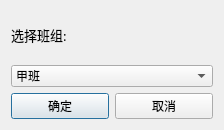
The window that UI_SetTeam.ui (FSPengchen/Steel_FixdLengthSystem) describes before a commit, drawn with Qt 5.
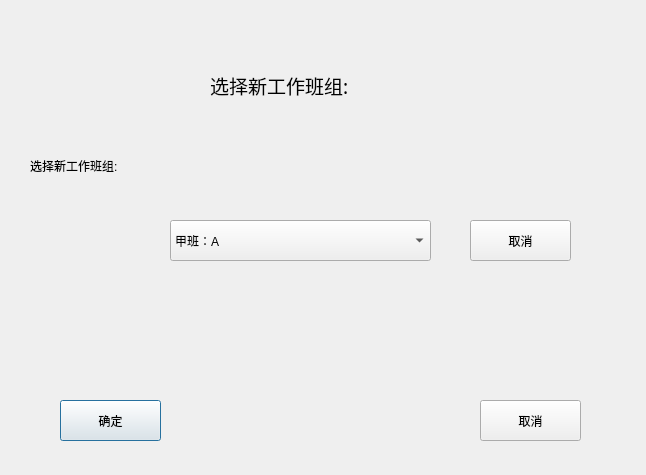
The same window after the commit.

The edit to the form file:
```diff
--- a/UI_SetTeam.ui
+++ b/UI_SetTeam.ui
@@ -6,74 +6,114 @@
    <rect>
     <x>0</x>
     <y>0</y>
-    <width>224</width>
-    <height>130</height>
+    <width>646</width>
+    <height>475</height>
    </rect>
   </property>
   <property name="windowTitle">
    <string>改变班次</string>
   </property>
-  <layout class="QGridLayout" name="gridLayout_2">
-   <item row="0" column="0">
-    <layout class="QGridLayout" name="gridLayout">
-     <item row="0" column="0">
-      <widget class="QLabel" name="label_2">
-       <property name="font">
-        <font>
-         <family>微软雅黑</family>
-         <pointsize>10</pointsize>
-        </font>
-       </property>
-       <property name="text">
-        <string>选择班组:</string>
-       </property>
-      </widget>
-     </item>
-     <item row="1" column="0">
-      <widget class="QComboBox" name="Cbb_SetTeam">
-       <item>
-        <property name="text">
-         <string>甲班</string>
-        </property>
-       </item>
-       <item>
-        <property name="text">
-         <string>乙班</string>
-        </property>
-       </item>
-       <item>
-        <property name="text">
-         <string>丙班</string>
-        </property>
-       </item>
-       <item>
-        <property name="text">
-         <string>丁班</string>
-        </property>
-       </item>
-      </widget>
-     </item>
-     <item row="2" column="0">
-      <layout class="QHBoxLayout" name="horizontalLayout">
-       <item>
-        <widget class="QPushButton" name="Btn_TeamYes">
-         <property name="text">
-          <string>确定</string>
-         </property>
-        </widget>
-       </item>
-       <item>
-        <widget class="QPushButton" name="Btn_TeamNo">
-         <property name="text">
-          <string>取消</string>
-         </property>
-        </widget>
-       </item>
-      </layout>
-     </item>
-    </layout>
+  <widget class="QComboBox" name="Cbb_SetTeam">
+   <property name="geometry">
+    <rect>
+     <x>170</x>
+     <y>220</y>
+     <width>261</width>
+     <height>41</height>
+    </rect>
+   </property>
+   <item>
+    <property name="text">
+     <string>甲班：A</string>
+    </property>
    </item>
-  </layout>
+   <item>
+    <property name="text">
+     <string>乙班：B</string>
+    </property>
+   </item>
+   <item>
+    <property name="text">
+     <string>丙班：C</string>
+    </property>
+   </item>
+   <item>
+    <property name="text">
+     <string>丁班：D</string>
+    </property>
+   </item>
+  </widget>
+  <widget class="QLabel" name="label">
+   <property name="geometry">
+    <rect>
+     <x>30</x>
+     <y>150</y>
+     <width>141</width>
+     <height>31</height>
+    </rect>
+   </property>
+   <property name="text">
+    <string>选择新工作班组:</string>
+   </property>
+  </widget>
+  <widget class="QPushButton" name="Btn_TeamYes">
+   <property name="geometry">
+    <rect>
+     <x>60</x>
+     <y>400</y>
+     <width>101</width>
+     <height>41</height>
+    </rect>
+   </property>
+   <property name="text">
+    <string>确定</string>
+   </property>
+  </widget>
+  <widget class="QPushButton" name="Btn_TeamNo">
+   <property name="geometry">
+    <rect>
+     <x>480</x>
+     <y>400</y>
+     <width>101</width>
+     <height>41</height>
+    </rect>
+   </property>
+   <property name="text">
+    <string>取消</string>
+   </property>
+  </widget>
+  <widget class="QLabel" name="label_2">
+   <property name="geometry">
+    <rect>
+     <x>210</x>
+     <y>60</y>
+     <width>201</width>
+     <height>51</height>
+    </rect>
+   </property>
+   <property name="font">
+    <font>
+     <family>微软雅黑</family>
+     <pointsize>14</pointsize>
+    </font>
+   </property>
+   <property name="text">
+    <string>选择新工作班组:</string>
+   </property>
+  </widget>
+  <widget class="QPushButton" name="Btn_TeamShow">
+   <property name="geometry">
+    <rect>
+     <x>470</x>
+     <y>220</y>
+     <width>101</width>
+     <height>41</height>
+    </rect>
+   </property>
+   <property name="text">
+    <string>取消</string>
+   </property>
+  </widget>
  </widget>
  <resources/>
  <connections/>
```
